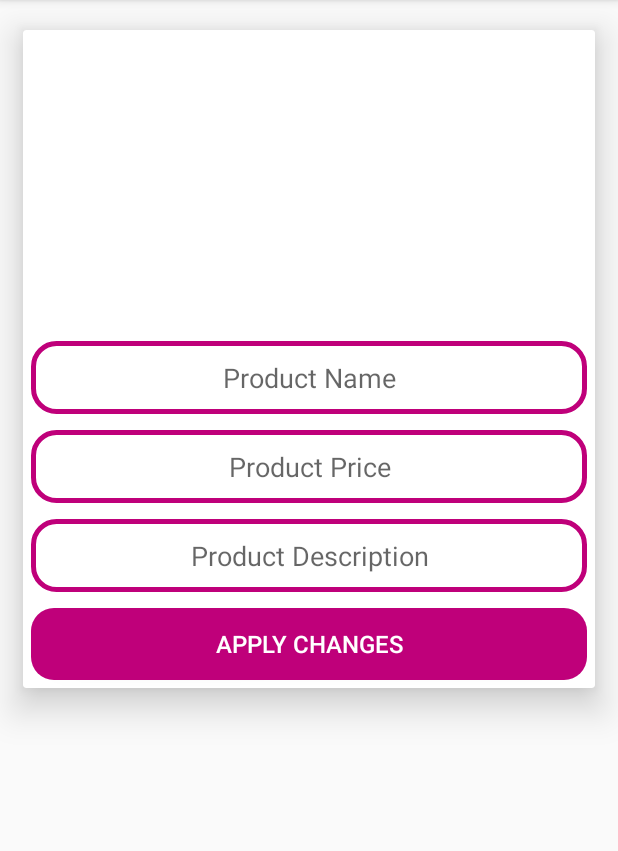
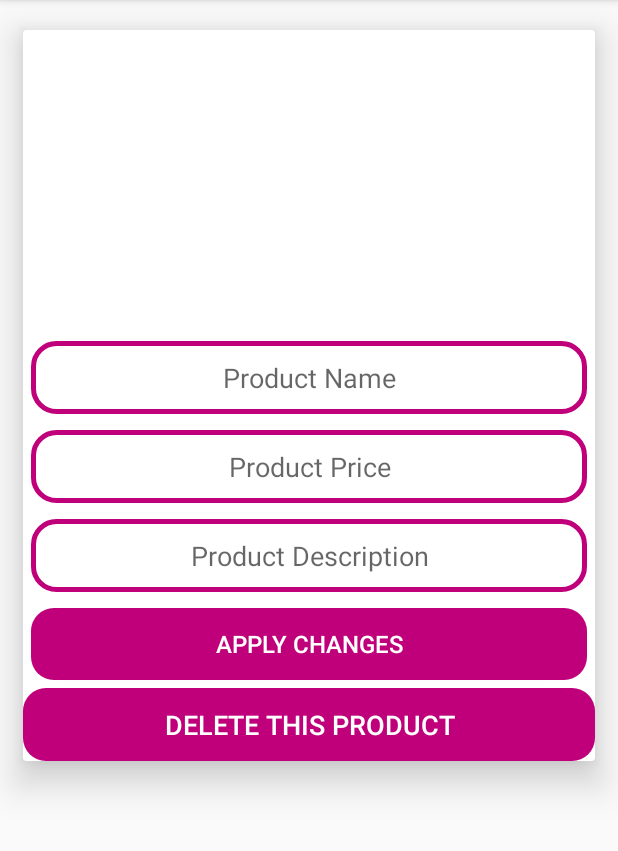
Before and after one commit to normanfd/Eventman2019, an Android app: the AdminMaintenanceActivity screen opened directly, with no data from a screen before it, on a phone screen of 412 x 824 dp, the part 84-935 px from its top. Run offline under Robolectric (Android 15) with nearby library versions, the phone set to English and light mode, and no system bars; our stand-ins replace Firebase (no records; nobody signed in at launch, a user with empty details on screens opened directly), Picasso.

Commit message:
admin delete product

```diff
--- a/app/src/main/java/com/example/eventman2019/AdminMaintenanceActivity.java
+++ b/app/src/main/java/com/example/eventman2019/AdminMaintenanceActivity.java
@@ -18,7 +18,7 @@
 
 public class AdminMaintenanceActivity extends AppCompatActivity {
 
-    private Button applyChangesBtn;
+    private Button applyChangesBtn, delProductBtn;
     private EditText name, price, desc;
     private ImageView imageView;
 
@@ -40,6 +40,7 @@
         price = findViewById(R.id.product_price_maintain);
         desc = findViewById(R.id.product_desc_maintain);
         imageView = findViewById(R.id.product_image_maintain);
+        delProductBtn = findViewById(R.id.delete_product_btn);
 
         displaySpesificProductInfo();
 
@@ -50,6 +51,22 @@
             }
         });
 
+        delProductBtn.setOnClickListener(new View.OnClickListener() {
+            @Override
+            public void onClick(View v) {
+                deleteThisProduct();
+            }
+        });
+
+    }
+
+    private void deleteThisProduct() {
+        productRef.removeValue().addOnCompleteListener(new OnCompleteListener<Void>() {
+            @Override
+            public void onComplete(@NonNull Task<Void> task) {
+                Toast.makeText(AdminMaintenanceActivity.this,"Product deleted succesfully", Toast.LENGTH_SHORT).show();
+            }
+        });
     }
 
     private void applyChanges() {
--- a/app/src/main/res/layout/activity_admin_maintenance.xml
+++ b/app/src/main/res/layout/activity_admin_maintenance.xml
@@ -8,6 +8,7 @@
         android:layout_marginTop="20dp"
         android:layout_marginStart="15dp"
         android:layout_marginEnd="15dp"
+        android:layout_marginBottom="15dp"
         app:cardElevation="15dp"
         tools:context=".AdminMaintenanceActivity">
 
@@ -73,7 +74,7 @@
                 android:layout_height="wrap_content"
                 android:layout_below="@+id/product_desc_maintain"
                 android:text="Apply Changes"
-                android:layout_marginTop="2dp"
+                android:layout_marginTop="106dp"
                 android:textAlignment="center"
                 android:textSize="16dp"
                 android:padding="12dp"
@@ -82,6 +83,19 @@
                 android:textColor="@android:color/white"
         />
 
+        <Button
+                android:id="@+id/delete_product_btn"
+                android:layout_width="match_parent"
+                android:layout_height="wrap_content"
+                android:layout_below="@+id/apply_chg_btn"
+                android:text="Delete this Product"
+                android:textAlignment="center"
+                android:textSize="18dp"
+                android:padding="12dp"
+                android:background="@drawable/buttons"
+                android:textColor="@android:color/white"
+        />
+
     </RelativeLayout>
 
 </android.support.v7.widget.CardView>
```
